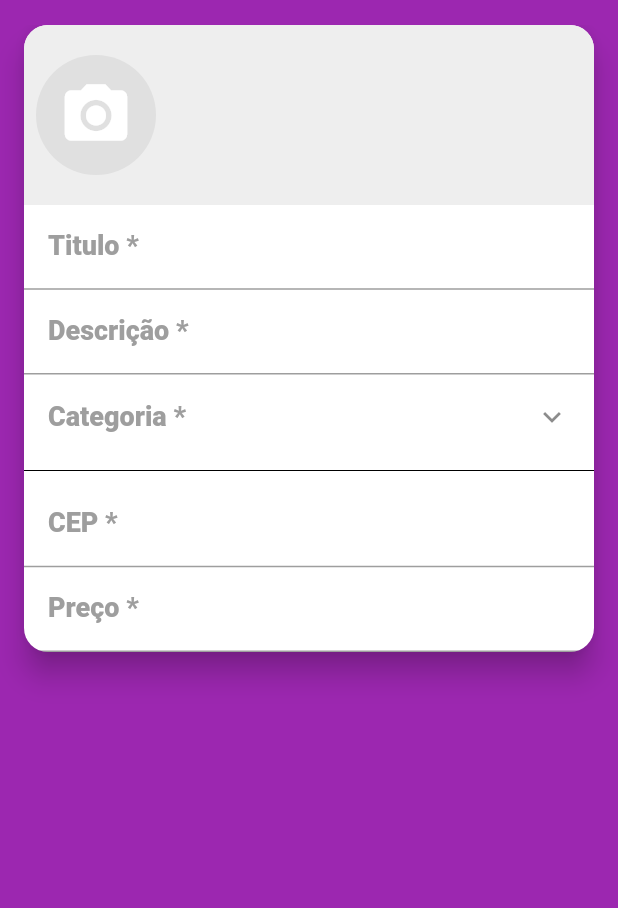
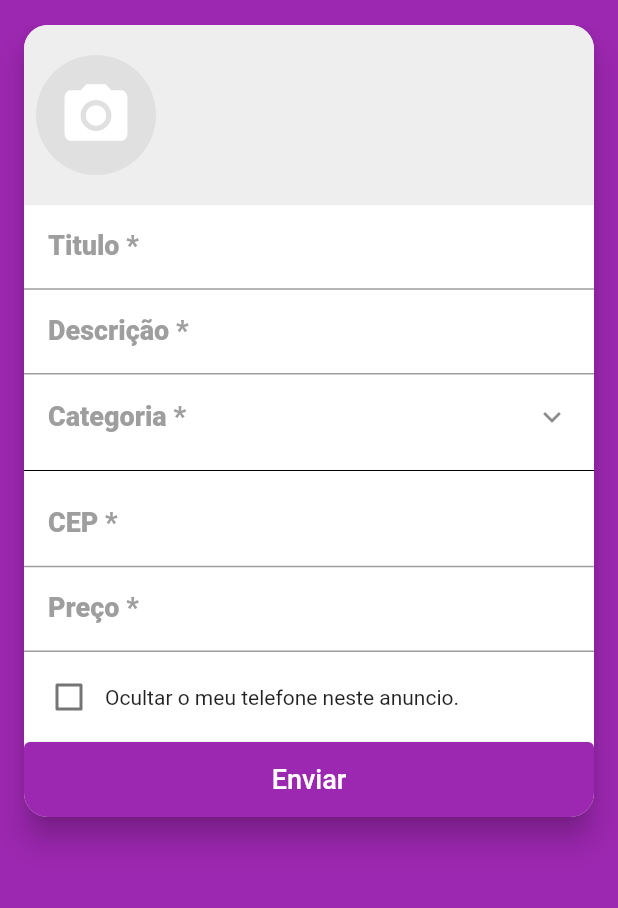
Before and after one commit to brunnuh/xlo_mobx, a Flutter app: the screen it shows after launch, swiped to page 2, on a phone screen of 412 x 824 dp, the part 59-967 px from its top. Run offline on Flutter 3.47's test engine with Material 2 defaults, Android fonts, the phone set to English and light mode, and no system bars; our stand-ins replace brasil_fields, dio, flutter_mobx, get_it, image_cropper, image_picker and 3 more; accounts and stored records are empty; generated files the repository leaves out were written again; network calls fail; statements that could not run were skipped.

Commit message:
added checkbox and button send

```diff
--- /dev/null
+++ b/lib/screens/create/components/hide_phone_field.dart
@@ -0,0 +1,29 @@
+import 'package:flutter/material.dart';
+import 'package:flutter_mobx/flutter_mobx.dart';
+import 'package:xlo_mobx/stores/create_store.dart';
+
+class HidePhoneField extends StatelessWidget {
+  final CreateStore createStore;
+
+  HidePhoneField(this.createStore);
+
+  @override
+  Widget build(BuildContext context) {
+    return Padding(
+      padding: const EdgeInsets.all(6),
+      child: Row(
+        children: [
+          Observer(
+            builder: (_) {
+              return Checkbox(
+                value: createStore.hidePhone,
+                onChanged: createStore.setPhone,
+              );
+            },
+          ),
+          Expanded(child: Text('Ocultar o meu telefone neste anuncio.')),
+        ],
+      ),
+    );
+  }
+}
--- a/lib/screens/create/create_screen.dart
+++ b/lib/screens/create/create_screen.dart
@@ -7,6 +7,7 @@ import 'package:xlo_mobx/stores/create_store.dart';
 
 import 'components/category_field.dart';
 import 'components/cep_field.dart';
+import 'components/hide_phone_field.dart';
 import 'components/images_field.dart';
 
 class CreateScreen extends StatelessWidget {
@@ -35,6 +36,7 @@ class CreateScreen extends StatelessWidget {
               RoundedRectangleBorder(borderRadius: BorderRadius.circular(16)),
           elevation: 8,
           child: Column(
+            crossAxisAlignment: CrossAxisAlignment.stretch,
             mainAxisSize: MainAxisSize.min,
             children: [
               ImagesField(createStore),
@@ -70,6 +72,22 @@ class CreateScreen extends StatelessWidget {
                   FilteringTextInputFormatter.digitsOnly,
                   RealInputFormatter(centavos: true),
                 ],
+              ),
+              HidePhoneField(createStore),
+              Container(
+                height: 50,
+                child: ElevatedButton(
+                  child: Text(
+                    'Enviar',
+                    style: TextStyle(
+                      fontSize: 18,
+                    ),
+                  ),
+                  onPressed: () {},
+                  style: ButtonStyle(
+                    tapTargetSize: MaterialTapTargetSize.shrinkWrap,
+                  ),
+                ),
               )
             ],
           ),
--- a/lib/stores/create_store.dart
+++ b/lib/stores/create_store.dart
@@ -13,4 +13,10 @@ abstract class _CreateStore with Store {
 
   @action
   void setCategory(Category value) => category = value;
+
+  @observable
+  bool hidePhone = false;
+
+  @action
+  void setPhone(bool value) => hidePhone = value;
 }
```
Also changed, not shown: lib/stores/create_store.g.dart.
